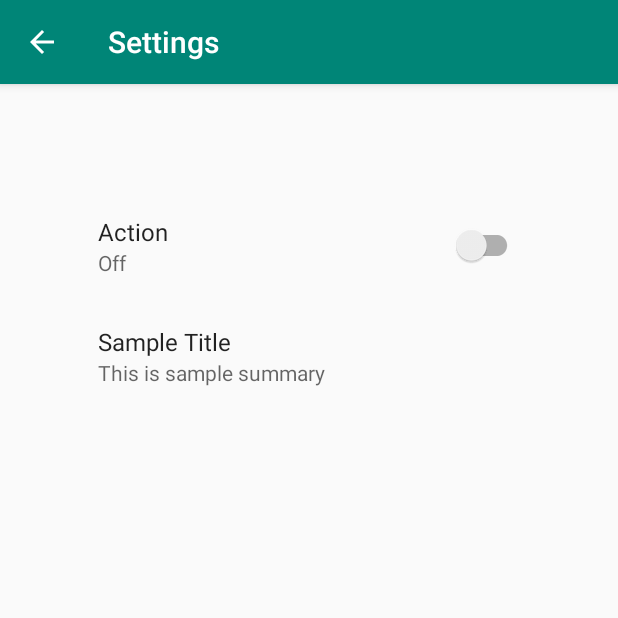
After one commit to Sleewell/Sleewell-Android, an Android app: the SettingsActivity screen opened directly, with no data from a screen before it, on a phone screen of 412 x 824 dp, the top half of it. The commit adds this screen. Run offline under Robolectric (Android 15) with nearby library versions, the phone set to English and light mode, and no system bars; our stand-ins replace androidx.preference.

Commit message:
+add settings action on the menu bar (#11)

```diff
--- a/app/build.gradle
+++ b/app/build.gradle
@@ -58,4 +58,6 @@ dependencies {
     implementation 'com.squareup.retrofit2:converter-gson:2.5.0'
     implementation "com.squareup.retrofit2:converter-scalars:2.8.1"
     androidTestImplementation 'androidx.test:rules:1.2.0-beta01'
+
+    implementation 'androidx.preference:preference:1.1.0'
 }
--- a/app/src/main/AndroidManifest.xml
+++ b/app/src/main/AndroidManifest.xml
@@ -48,6 +48,9 @@
                 <action android:name="android.intent.action.VIEW" />
             </intent-filter>
         </activity>
+        <activity
+            android:name=".mvp.settings.view.SettingsActivity"
+            android:label="Settings" />
     </application>
 
 </manifest>
--- /dev/null
+++ b/app/src/main/java/com/sleewell/sleewell/mvp/settings/SettingsContract.kt
@@ -0,0 +1,17 @@
+package com.sleewell.sleewell.mvp.settings
+
+import com.sleewell.sleewell.mvp.global.BasePresenter
+import com.sleewell.sleewell.mvp.global.BaseView
+
+interface SettingsContract {
+    interface Presenter : BasePresenter {
+        /**
+         * Function to call at the creation of the view
+         *
+         * @author Gabin warnier de wailly
+         */
+        fun onViewCreated()
+    }
+
+    interface View : BaseView<Presenter>
+}
--- /dev/null
+++ b/app/src/main/java/com/sleewell/sleewell/mvp/settings/presenter/SettingsPresenter.kt
@@ -0,0 +1,30 @@
+package com.sleewell.sleewell.mvp.settings.presenter
+
+import com.sleewell.sleewell.mvp.settings.SettingsContract
+
+/**
+ * Presenter for the settings activity
+ *
+ * @constructor Creates an instance of the presenter that link model and view and do all the logic
+ * @param view View base on the SettingsContract.View
+ * @author Gabin Warnier de wailly
+ */
+class SettingsPresenter(view: SettingsContract.View) : SettingsContract.Presenter {
+
+    private var view: SettingsContract.View? = view
+
+    /**
+     * onDestroy is called at each time e presenter will be destroyed
+     * @author Gabin warnier de wailly
+     */
+    override fun onDestroy() {
+    }
+
+    /**
+     * Function to call at the creation of the view
+     *
+     * @author Gabin warnier de wailly
+     */
+    override fun onViewCreated() {
+    }
+}
--- /dev/null
+++ b/app/src/main/java/com/sleewell/sleewell/mvp/settings/view/SettingsActivity.kt
@@ -0,0 +1,77 @@
+package com.sleewell.sleewell.mvp.settings.view
+
+import android.os.Bundle
+import android.view.MenuItem
+import androidx.appcompat.app.AppCompatActivity
+import com.sleewell.sleewell.R
+import com.sleewell.sleewell.mvp.settings.SettingsContract
+import androidx.preference.PreferenceFragmentCompat
+import com.sleewell.sleewell.mvp.settings.presenter.SettingsPresenter
+
+class SettingsActivity : AppCompatActivity(), SettingsContract.View {
+
+    private lateinit var presenter: SettingsContract.Presenter
+
+    override fun onCreate(savedInstanceState: Bundle?) {
+        super.onCreate(savedInstanceState)
+        setContentView(R.layout.activity_settings)
+        supportFragmentManager
+            .beginTransaction()
+            .replace(R.id.settings, SettingsFragment())
+            .commit()
+        supportActionBar?.setDisplayHomeAsUpEnabled(true)
+        setPresenter(SettingsPresenter(this))
+    }
+
+    /**
+     * Function called when quitting the activity
+     *
+     * @author Gabin Warnier de wailly
+     */
+    override fun onStop() {
+        super.onStop()
+        presenter.onDestroy()
+    }
+
+    /**
+     * Set the presenter inside the class
+     *
+     * @param presenter
+     * @author Gabin Warnier de wailly
+     */
+    override fun setPresenter(presenter: SettingsContract.Presenter) {
+        this.presenter = presenter
+        presenter.onViewCreated()
+    }
+
+    /**
+     * Set the save of the user settings
+     *
+     * @author Gabin warnier de wailly
+     */
+    class SettingsFragment : PreferenceFragmentCompat() {
+        override fun onCreatePreferences(savedInstanceState: Bundle?, rootKey: String?) {
+            setPreferencesFromResource(R.xml.settings_preferences, rootKey)
+        }
+    }
+
+    /**
+     * This hook is called whenever an item in your options menu is selected.
+     * It's will exit the settings activity's
+     *
+     * @param item The menu item that was selected.
+     *
+     * @return boolean Return false to allow normal menu processing to
+     *         proceed, true to consume it here.
+     *
+     * @author Gabin warnier de wailly
+     */
+    override fun onOptionsItemSelected(item: MenuItem): Boolean {
+        val id = item.itemId
+
+        if (id == android.R.id.home) {
+            finish()
+        }
+        return super.onOptionsItemSelected(item)
+    }
+}
--- /dev/null
+++ b/app/src/main/res/layout/activity_settings.xml
@@ -0,0 +1,18 @@
+<androidx.constraintlayout.widget.ConstraintLayout  xmlns:android="http://schemas.android.com/apk/res/android"
+    xmlns:app="http://schemas.android.com/apk/res-auto"
+    android:layout_width="match_parent"
+    android:layout_height="match_parent">
+
+    <FrameLayout
+        android:id="@+id/settings"
+        android:layout_width="371dp"
+        android:layout_height="655dp"
+        android:layout_marginTop="64dp"
+        android:layout_marginEnd="64dp"
+        app:layout_constraintBottom_toBottomOf="parent"
+        app:layout_constraintEnd_toEndOf="parent"
+        app:layout_constraintHorizontal_bias="0.333"
+        app:layout_constraintStart_toStartOf="parent"
+        app:layout_constraintTop_toTopOf="parent"
+        app:layout_constraintVertical_bias="0.157" />
+</androidx.constraintlayout.widget.ConstraintLayout>
--- /dev/null
+++ b/app/src/main/res/xml/settings_preferences.xml
@@ -0,0 +1,17 @@
+<?xml version="1.0" encoding="utf-8"?>
+<PreferenceScreen
+    xmlns:android="http://schemas.android.com/apk/res/android"
+    xmlns:app="http://schemas.android.com/apk/res-auto">
+
+    <SwitchPreferenceCompat
+        app:key="test_switch"
+        app:title="Action"
+        app:summaryOff="Off"
+        app:summaryOn="On"/>
+
+    <Preference
+        app:key="test_text"
+        app:title="Sample Title"
+        app:summary="This is sample summary" />
+
+</PreferenceScreen>
```
Also changed, not shown: app/src/main/java/com/sleewell/sleewell/mvp/main/view/MainActivity.kt (+44 -0 lines), app/src/main/res/drawable-anydpi/ic_setting.xml (added, +14 -0 lines), app/src/main/res/menu/action_nav_menu.xml (added, +11 -0 lines), app/src/main/res/drawable-hdpi/ic_setting.png (added), app/src/main/res/drawable-mdpi/ic_setting.png (added), app/src/main/res/drawable-xhdpi/ic_setting.png (added), app/src/main/res/drawable-xxhdpi/ic_setting.png (added).
